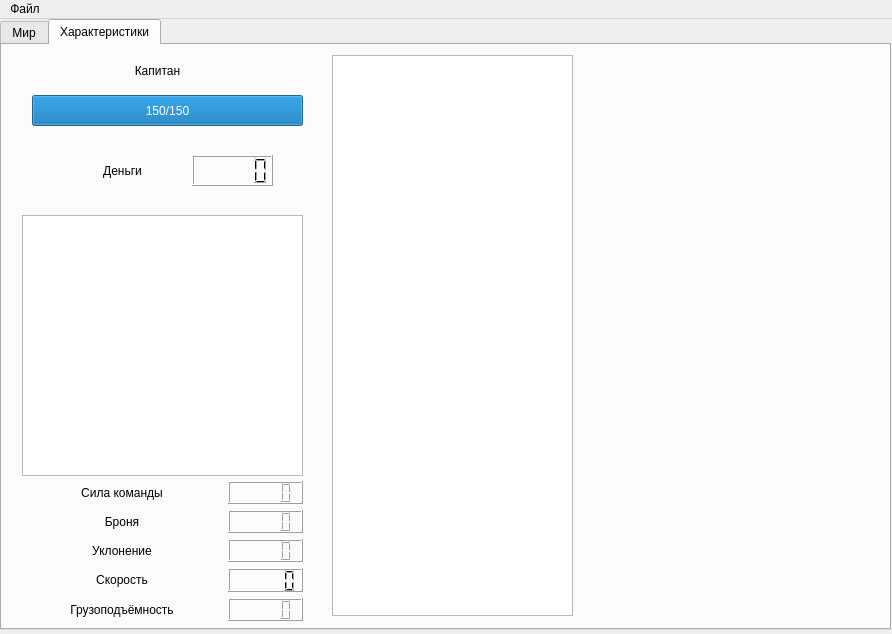
Above: mainwindow.ui from 6rayWa1cher/codename-piratelands before the change. Below: the same form after it.
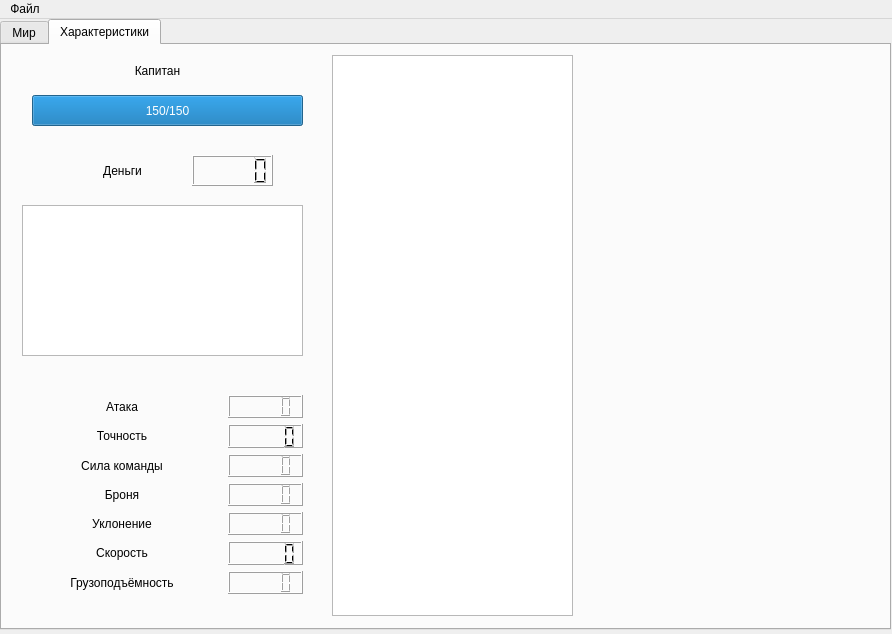
That is the form after the change.

```diff
--- a/mainwindow.ui
+++ b/mainwindow.ui
@@ -238,7 +238,7 @@
       <property name="geometry">
        <rect>
         <x>20</x>
-        <y>377</y>
+        <y>350</y>
         <width>281</width>
         <height>199</height>
        </rect>
@@ -347,9 +347,9 @@
       <property name="geometry">
        <rect>
         <x>20</x>
-        <y>170</y>
+        <y>160</y>
         <width>281</width>
-        <height>261</height>
+        <height>151</height>
        </rect>
       </property>
       <property name="frameShape">
```
